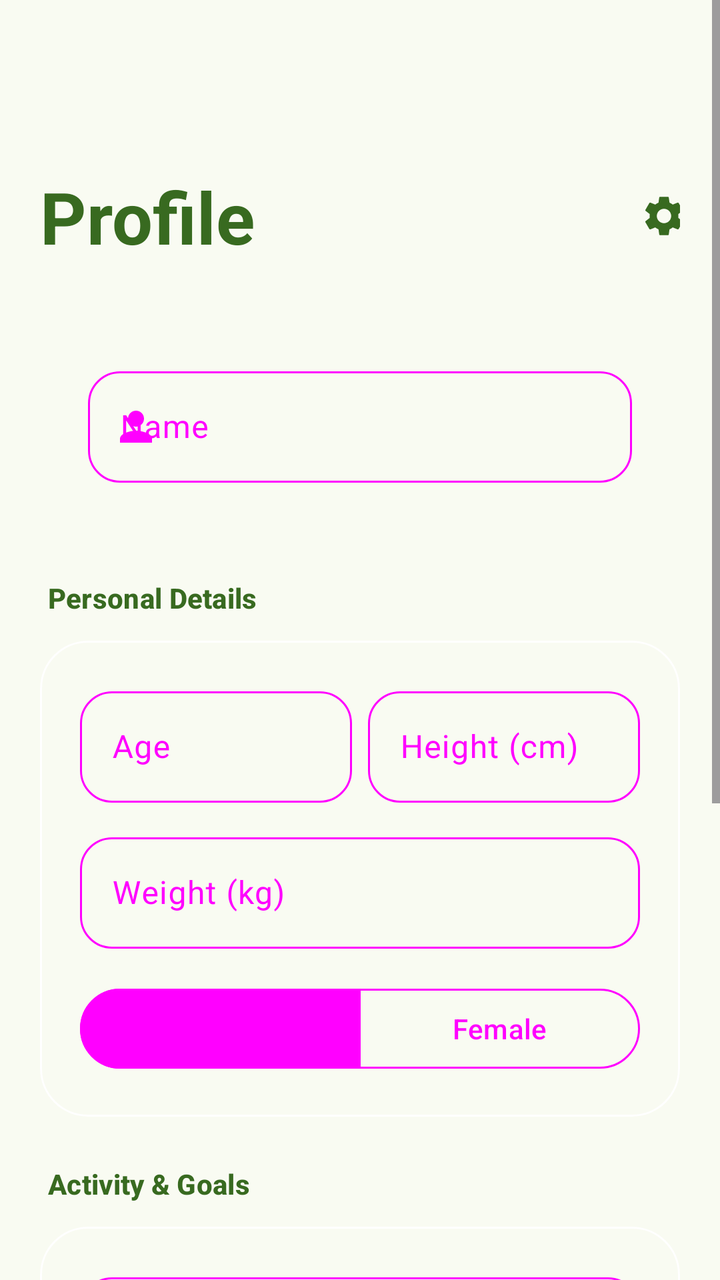
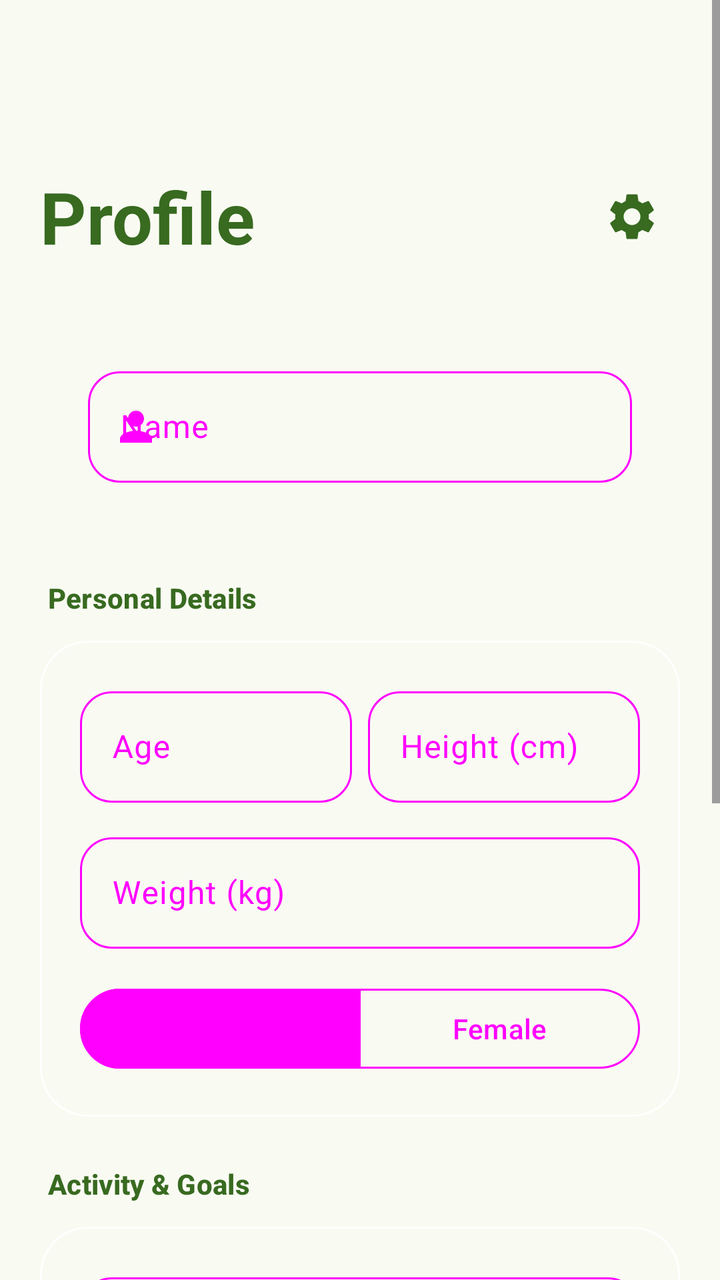

Before-and-after screenshots of an Android layout around one commit, followed by the original layout XML and the change that was made.
<!-- AndroidManifest.xml: application theme Theme.ScaScan -->
<!-- res/layout/fragment_profile.xml -->
<?xml version="1.0" encoding="utf-8"?>
<androidx.coordinatorlayout.widget.CoordinatorLayout
    xmlns:android="http://schemas.android.com/apk/res/android"
    xmlns:app="http://schemas.android.com/apk/res-auto"
    android:id="@+id/root"
    android:layout_width="match_parent"
    android:layout_height="match_parent"
    android:background="?android:colorBackground">

    <ScrollView
        android:layout_width="match_parent"
        android:layout_height="match_parent"
        android:fillViewport="true">

        <LinearLayout
            android:layout_width="match_parent"
            android:layout_height="wrap_content"
            android:orientation="vertical"
            android:paddingHorizontal="20dp"
            android:paddingTop="84dp"
            android:paddingBottom="140dp">

            <RelativeLayout
                android:layout_width="match_parent"
                android:layout_height="wrap_content"
                android:layout_marginBottom="24dp">

                <TextView
                    android:layout_width="wrap_content"
                    android:layout_height="wrap_content"
                    android:text="@string/nav_profile"
                    style="@style/TextAppearance.Material3.DisplaySmall"
                    android:textStyle="bold"
                    android:textColor="?attr/colorPrimary"
                    android:layout_alignParentStart="true"
                    android:layout_centerVertical="true" />

                <com.google.android.material.button.MaterialButton
                    android:id="@+id/btnSettings"
                    style="@style/Widget.Material3.Button.IconButton"
                    android:layout_width="48dp"
                    android:layout_height="48dp"
                    app:icon="@drawable/ic_settings"
                    app:iconSize="24dp"
                    app:iconTint="?attr/colorPrimary"
                    android:layout_alignParentEnd="true"
                    android:layout_centerVertical="true"
                    android:contentDescription="@string/settings_title" />
            </RelativeLayout>

            
            <com.google.android.material.card.MaterialCardView
                android:id="@+id/cardSetupReminder"
                android:layout_width="match_parent"
                android:layout_height="wrap_content"
                android:layout_marginBottom="16dp"
                android:visibility="gone"
                app:cardBackgroundColor="?attr/colorTertiaryContainer"
                app:cardCornerRadius="20dp"
                app:cardElevation="0dp"
                app:strokeWidth="0dp">

                <LinearLayout
                    android:layout_width="match_parent"
                    android:layout_height="wrap_content"
                    android:orientation="vertical"
                    android:padding="20dp">

                    <TextView
                        android:layout_width="wrap_content"
                        android:layout_height="wrap_content"
                        android:text="@string/profile_setup_reminder_title"
                        style="@style/TextAppearance.Material3.TitleSmall"
                        android:textStyle="bold"
                        android:textColor="?attr/colorOnTertiaryContainer"
                        android:layout_marginBottom="6dp" />

                    <TextView
                        android:layout_width="wrap_content"
                        android:layout_height="wrap_content"
                        android:text="@string/profile_setup_reminder_body"
                        style="@style/TextAppearance.Material3.BodySmall"
                        android:textColor="?attr/colorOnTertiaryContainer" />

                </LinearLayout>
            </com.google.android.material.card.MaterialCardView>

            
            <com.google.android.material.card.MaterialCardView
                android:layout_width="match_parent"
                android:layout_height="wrap_content"
                android:layout_marginBottom="24dp"
                app:cardBackgroundColor="?attr/colorSurfaceVariant"
                app:cardCornerRadius="28dp"
                app:cardElevation="0dp"
                app:strokeWidth="0dp">

                <LinearLayout
                    android:layout_width="match_parent"
                    android:layout_height="wrap_content"
                    android:orientation="vertical"
                    android:padding="24dp">

                    <com.google.android.material.textfield.TextInputLayout
                        android:id="@+id/tilName"
                        android:layout_width="match_parent"
                        android:layout_height="wrap_content"
                        android:hint="@string/profile_name_hint"
                        style="@style/Widget.Material3.TextInputLayout.OutlinedBox"
                        app:boxCornerRadiusBottomEnd="16dp"
                        app:boxCornerRadiusBottomStart="16dp"
                        app:boxCornerRadiusTopEnd="16dp"
                        app:boxCornerRadiusTopStart="16dp"
                        app:startIconDrawable="@drawable/ic_nav_profile">

                        <com.google.android.material.textfield.TextInputEditText
                            android:id="@+id/etName"
                            android:layout_width="match_parent"
                            android:layout_height="wrap_content"
                            android:inputType="textPersonName"
                            android:imeOptions="actionNext" />
                    </com.google.android.material.textfield.TextInputLayout>

                </LinearLayout>
            </com.google.android.material.card.MaterialCardView>

            
            <TextView
                android:layout_width="wrap_content"
                android:layout_height="wrap_content"
                android:text="@string/profile_section_personal"
                style="@style/TextAppearance.Material3.TitleSmall"
                android:textStyle="bold"
                android:textColor="?attr/colorPrimary"
                android:layout_marginStart="4dp"
                android:layout_marginBottom="12dp" />

            <com.google.android.material.card.MaterialCardView
                android:layout_width="match_parent"
                android:layout_height="wrap_content"
                android:layout_marginBottom="24dp"
                app:cardBackgroundColor="?attr/colorSurface"
                app:cardCornerRadius="24dp"
                app:cardElevation="0dp"
                app:strokeWidth="1dp"
                app:strokeColor="?attr/colorOutlineVariant">

                <LinearLayout
                    android:layout_width="match_parent"
                    android:layout_height="wrap_content"
                    android:orientation="vertical"
                    android:padding="20dp">

                    <LinearLayout
                        android:layout_width="match_parent"
                        android:layout_height="wrap_content"
                        android:orientation="horizontal"
                        android:layout_marginBottom="12dp">

                        <com.google.android.material.textfield.TextInputLayout
                            android:id="@+id/tilAge"
                            android:layout_width="0dp"
                            android:layout_height="wrap_content"
                            android:layout_weight="1"
                            android:layout_marginEnd="8dp"
                            android:hint="@string/profile_age_hint"
                            style="@style/Widget.Material3.TextInputLayout.OutlinedBox"
                            app:boxCornerRadiusBottomEnd="16dp"
                            app:boxCornerRadiusBottomStart="16dp"
                            app:boxCornerRadiusTopEnd="16dp"
                            app:boxCornerRadiusTopStart="16dp">

                            <com.google.android.material.textfield.TextInputEditText
                                android:id="@+id/etAge"
                                android:layout_width="match_parent"
                                android:layout_height="wrap_content"
                                android:inputType="number"
                                android:imeOptions="actionNext" />
                        </com.google.android.material.textfield.TextInputLayout>

                        <com.google.android.material.textfield.TextInputLayout
                            android:id="@+id/tilHeight"
                            android:layout_width="0dp"
                            android:layout_height="wrap_content"
                            android:layout_weight="1"
                            android:hint="@string/profile_height_hint"
                            style="@style/Widget.Material3.TextInputLayout.OutlinedBox"
                            app:boxCornerRadiusBottomEnd="16dp"
                            app:boxCornerRadiusBottomStart="16dp"
                            app:boxCornerRadiusTopEnd="16dp"
                            app:boxCornerRadiusTopStart="16dp">

                            <com.google.android.material.textfield.TextInputEditText
                                android:id="@+id/etHeight"
                                android:layout_width="match_parent"
                                android:layout_height="wrap_content"
                                android:inputType="number"
                                android:imeOptions="actionNext" />
                        </com.google.android.material.textfield.TextInputLayout>
                    </LinearLayout>

                    <com.google.android.material.textfield.TextInputLayout
                        android:id="@+id/tilWeight"
                        android:layout_width="match_parent"
                        android:layout_height="wrap_content"
                        android:layout_marginBottom="16dp"
                        android:hint="@string/profile_weight_hint"
                        style="@style/Widget.Material3.TextInputLayout.OutlinedBox"
                        app:boxCornerRadiusBottomEnd="16dp"
                        app:boxCornerRadiusBottomStart="16dp"
                        app:boxCornerRadiusTopEnd="16dp"
                        app:boxCornerRadiusTopStart="16dp">

                        <com.google.android.material.textfield.TextInputEditText
                            android:id="@+id/etWeight"
                            android:layout_width="match_parent"
                            android:layout_height="wrap_content"
                            android:inputType="numberDecimal"
                            android:imeOptions="actionNext" />
                    </com.google.android.material.textfield.TextInputLayout>

                    <com.google.android.material.button.MaterialButtonToggleGroup
                        android:id="@+id/toggleGroupSex"
                        android:layout_width="match_parent"
                        android:layout_height="wrap_content"
                        app:singleSelection="true"
                        app:selectionRequired="true"
                        app:checkedButton="@id/btnSexMale">

                        <com.google.android.material.button.MaterialButton
                            android:id="@+id/btnSexMale"
                            style="@style/Widget.Material3.Button.OutlinedButton"
                            android:layout_width="0dp"
                            android:layout_height="wrap_content"
                            android:layout_weight="1"
                            android:text="@string/profile_sex_male" />

                        <com.google.android.material.button.MaterialButton
                            android:id="@+id/btnSexFemale"
                            style="@style/Widget.Material3.Button.OutlinedButton"
                            android:layout_width="0dp"
                            android:layout_height="wrap_content"
                            android:layout_weight="1"
                            android:text="@string/profile_sex_female" />
                    </com.google.android.material.button.MaterialButtonToggleGroup>

                </LinearLayout>
            </com.google.android.material.card.MaterialCardView>

            
            <TextView
                android:layout_width="wrap_content"
                android:layout_height="wrap_content"
                android:text="@string/profile_section_goals"
                style="@style/TextAppearance.Material3.TitleSmall"
                android:textStyle="bold"
                android:textColor="?attr/colorPrimary"
                android:layout_marginStart="4dp"
                android:layout_marginBottom="12dp" />

            <com.google.android.material.card.MaterialCardView
                android:layout_width="match_parent"
                android:layout_height="wrap_content"
                android:layout_marginBottom="24dp"
                app:cardBackgroundColor="?attr/colorSurface"
                app:cardCornerRadius="24dp"
                app:cardElevation="0dp"
                app:strokeWidth="1dp"
                app:strokeColor="?attr/colorOutlineVariant">

                <LinearLayout
                    android:layout_width="match_parent"
                    android:layout_height="wrap_content"
                    android:orientation="vertical"
                    android:padding="20dp">

                    <com.google.android.material.textfield.TextInputLayout
                        android:id="@+id/tilActivity"
                        android:layout_width="match_parent"
                        android:layout_height="wrap_content"
                        android:layout_marginBottom="12dp"
                        android:hint="@string/profile_activity_hint"
                        style="@style/Widget.Material3.TextInputLayout.OutlinedBox.ExposedDropdownMenu"
                        app:boxCornerRadiusBottomEnd="16dp"
                        app:boxCornerRadiusBottomStart="16dp"
                        app:boxCornerRadiusTopEnd="16dp"
                        app:boxCornerRadiusTopStart="16dp">

                        <com.google.android.material.textfield.MaterialAutoCompleteTextView
                            android:id="@+id/activitySelector"
                            android:layout_width="match_parent"
                            android:layout_height="wrap_content"
                            android:inputType="none" />
                    </com.google.android.material.textfield.TextInputLayout>

                    <com.google.android.material.textfield.TextInputLayout
                        android:id="@+id/tilGoal"
                        android:layout_width="match_parent"
                        android:layout_height="wrap_content"
                        android:layout_marginBottom="16dp"
                        android:hint="@string/profile_goal_hint"
                        style="@style/Widget.Material3.TextInputLayout.OutlinedBox.ExposedDropdownMenu"
                        app:boxCornerRadiusBottomEnd="16dp"
                        app:boxCornerRadiusBottomStart="16dp"
                        app:boxCornerRadiusTopEnd="16dp"
                        app:boxCornerRadiusTopStart="16dp">

                        <com.google.android.material.textfield.MaterialAutoCompleteTextView
                            android:id="@+id/goalSelector"
                            android:layout_width="match_parent"
                            android:layout_height="wrap_content"
                            android:inputType="none" />
                    </com.google.android.material.textfield.TextInputLayout>

                    
                    <LinearLayout
                        android:id="@+id/layoutAiTarget"
                        android:layout_width="match_parent"
                        android:layout_height="wrap_content"
                        android:orientation="horizontal"
                        android:gravity="center_vertical"
                        android:layout_marginBottom="12dp"
                        android:visibility="gone">

                        <com.google.android.material.progressindicator.CircularProgressIndicator
                            android:id="@+id/progressAiTarget"
                            android:layout_width="20dp"
                            android:layout_height="20dp"
                            android:indeterminate="true"
                            android:layout_marginEnd="10dp"
                            app:indicatorSize="20dp"
                            app:trackThickness="2dp"
                            android:visibility="gone" />

                        <TextView
                            android:id="@+id/tvAiTargetStatus"
                            android:layout_width="0dp"
                            android:layout_height="wrap_content"
                            android:layout_weight="1"
                            style="@style/TextAppearance.Material3.BodySmall"
                            android:textColor="?attr/colorOnSurfaceVariant" />

                        <com.google.android.material.button.MaterialButton
                            android:id="@+id/btnRecompute"
                            android:layout_width="wrap_content"
                            android:layout_height="wrap_content"
                            android:text="@string/profile_recompute"
                            style="@style/Widget.Material3.Button.TextButton"
                            android:textSize="12sp"
                            android:visibility="gone" />
                    </LinearLayout>

                    <com.google.android.material.button.MaterialButton
                        android:id="@+id/btnSaveProfile"
                        android:layout_width="match_parent"
                        android:layout_height="52dp"
                        android:text="@string/profile_save_info" />

                </LinearLayout>
            </com.google.android.material.card.MaterialCardView>

        </LinearLayout>
    </ScrollView>
</androidx.coordinatorlayout.widget.CoordinatorLayout>
<!-- resources referenced by this layout -->
<resources>
  <!-- drawable ic_nav_profile (drawable) -->
  <?xml version="1.0" encoding="utf-8"?>
  <vector xmlns:android="http://schemas.android.com/apk/res/android"
      android:width="24dp"
      android:height="24dp"
      android:viewportWidth="24"
      android:viewportHeight="24">
      <path
          android:fillColor="@android:color/white"
          android:pathData="M12,12c2.21,0 4,-1.79 4,-4S14.21,4 12,4S8,5.79 8,8S9.79,12 12,12zM12,14c-2.67,0 -8,1.34 -8,4v2h16v-2C20,15.34 14.67,14 12,14z" />
  </vector>
  <string name="nav_profile">Profile</string>
  <string name="profile_activity_hint">Activity level</string>
  <string name="profile_age_hint">Age</string>
  <string name="profile_goal_hint">Fitness goal</string>
  <string name="profile_height_hint">Height (cm)</string>
  <string name="profile_name_hint">Name</string>
  <string name="profile_recompute">Recompute</string>
  <string name="profile_save_info">Save profile</string>
  <string name="profile_section_goals">Activity &amp; Goals</string>
  <string name="profile_section_personal">Personal Details</string>
  <string name="profile_setup_reminder_body">Your daily calorie goal is currently estimated. Select a fitness goal below and save your profile to get an AI-computed personalized target.</string>
  <string name="profile_setup_reminder_title">Personalized targets not set</string>
  <string name="profile_sex_female">Female</string>
  <string name="profile_sex_male">Male</string>
  <string name="profile_weight_hint">Weight (kg)</string>
  <string name="settings_title">Settings</string>
  <color name="colorPrimary">#386A20</color>
  <color name="colorOnPrimary">#FFFFFF</color>
  <color name="colorBackground">#F9FBF2</color>
  <style name="ShapeAppearance.App.Pill" parent="">
          <item name="cornerFamily">rounded</item>
          <item name="cornerSize">50%</item>
      </style>
  <style name="ShapeAppearance.App.LargeRounded" parent="">
          <item name="cornerFamily">rounded</item>
          <item name="cornerSize">28dp</item>
      </style>
  <style name="Widget.App.Button" parent="Widget.Material3.Button">
          <item name="shapeAppearance">@style/ShapeAppearance.App.Pill</item>
          <item name="android:paddingStart">24dp</item>
          <item name="android:paddingEnd">24dp</item>
      </style>
  <style name="Widget.App.Button.Outlined" parent="Widget.Material3.Button.OutlinedButton">
          <item name="shapeAppearance">@style/ShapeAppearance.App.Pill</item>
          <item name="android:paddingStart">24dp</item>
          <item name="android:paddingEnd">24dp</item>
      </style>
  <style name="Widget.App.FloatingActionButton" parent="Widget.Material3.FloatingActionButton.Large.Primary">
          <item name="shapeAppearance">@style/ShapeAppearance.App.Pill</item>
      </style>
  <style name="Widget.App.ExtendedFab" parent="Widget.Material3.ExtendedFloatingActionButton.Primary">
          <item name="shapeAppearance">@style/ShapeAppearance.App.Pill</item>
      </style>
  <style name="Widget.App.Card" parent="Widget.Material3.CardView.Filled">
          <item name="shapeAppearance">@style/ShapeAppearance.App.LargeRounded</item>
          <item name="cardElevation">0dp</item>
          <item name="strokeWidth">0dp</item>
      </style>
  <!-- unchanged entries left out for length: 2 -->
</resources>

<!-- the commit's change to res/layout/fragment_profile.xml (unified diff, before → after) -->
@@ -20,33 +20,43 @@
             android:paddingTop="84dp"
             android:paddingBottom="140dp">
 
-            <RelativeLayout
+            <androidx.constraintlayout.widget.ConstraintLayout
                 android:layout_width="match_parent"
                 android:layout_height="wrap_content"
                 android:layout_marginBottom="24dp">
 
                 <TextView
-                    android:layout_width="wrap_content"
+                    android:id="@+id/tvTitle"
+                    android:layout_width="0dp"
                     android:layout_height="wrap_content"
                     android:text="@string/nav_profile"
                     style="@style/TextAppearance.Material3.DisplaySmall"
                     android:textStyle="bold"
                     android:textColor="?attr/colorPrimary"
-                    android:layout_alignParentStart="true"
-                    android:layout_centerVertical="true" />
+                    app:layout_constraintStart_toStartOf="parent"
+                    app:layout_constraintEnd_toStartOf="@+id/btnSettings"
+                    app:layout_constraintTop_toTopOf="parent"
+                    app:layout_constraintBottom_toBottomOf="parent" />
 
                 <com.google.android.material.button.MaterialButton
                     android:id="@+id/btnSettings"
                     style="@style/Widget.Material3.Button.IconButton"
                     android:layout_width="48dp"
                     android:layout_height="48dp"
+                    android:insetLeft="0dp"
+                    android:insetTop="0dp"
+                    android:insetRight="0dp"
+                    android:insetBottom="0dp"
+                    android:padding="0dp"
                     app:icon="@drawable/ic_settings"
-                    app:iconSize="24dp"
+                    app:iconSize="28dp"
                     app:iconTint="?attr/colorPrimary"
-                    android:layout_alignParentEnd="true"
-                    android:layout_centerVertical="true"
+                    app:iconGravity="textStart"
+                    app:layout_constraintEnd_toEndOf="parent"
+                    app:layout_constraintTop_toTopOf="parent"
+                    app:layout_constraintBottom_toBottomOf="parent"
                     android:contentDescription="@string/settings_title" />
-            </RelativeLayout>
+            </androidx.constraintlayout.widget.ConstraintLayout>
 
             
             <com.google.android.material.card.MaterialCardView
